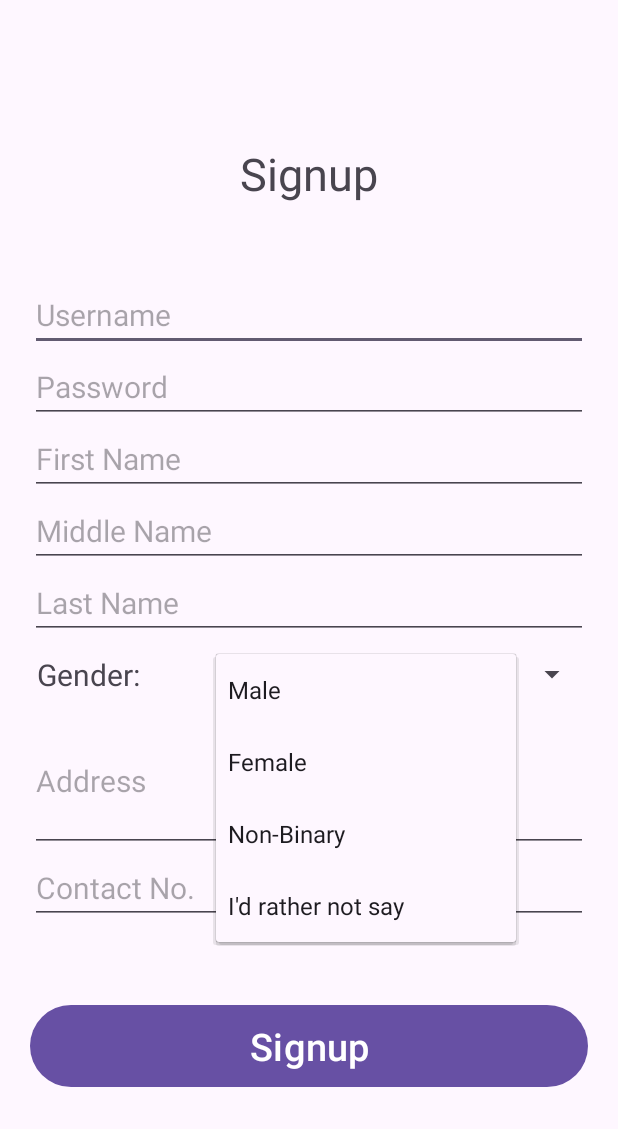
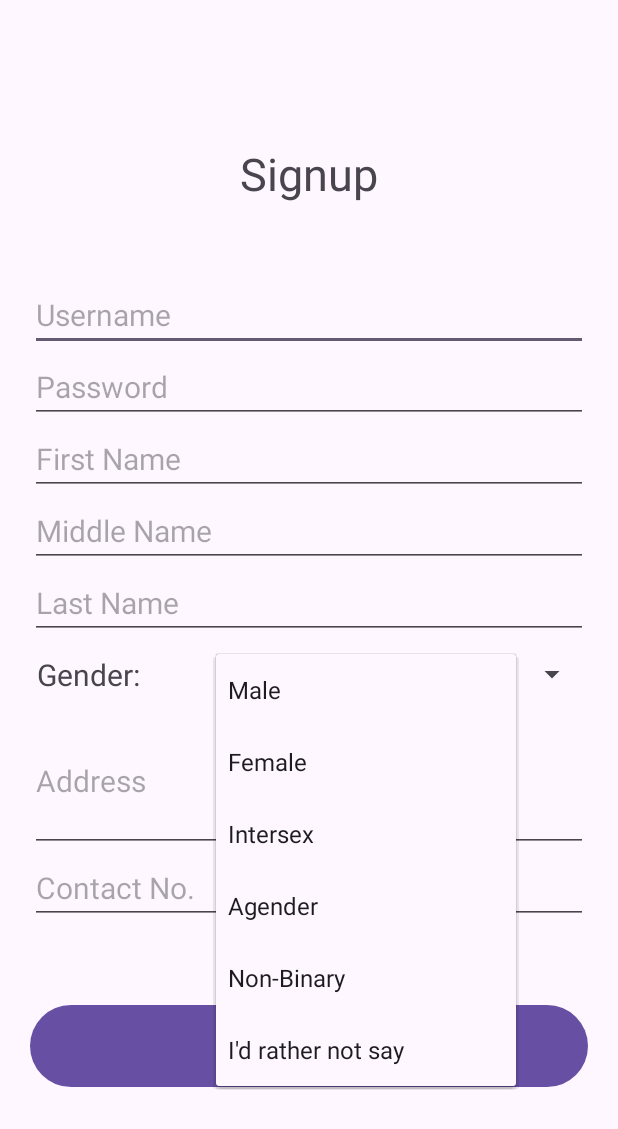
Before and after one commit to lonewanderer27/Dashboard, an Android app: the Signup screen opened directly, with no data from a screen before it, after a tap on "Male", on a phone screen of 412 x 824 dp. Shown: the top 1129 px of the screen. Run offline under Robolectric (Android 15) with nearby library versions, the phone set to English and light mode, and no system bars.

Commit message:
ui: add more gender options

```diff
--- a/app/src/main/res/values/strings.xml
+++ b/app/src/main/res/values/strings.xml
@@ -3,6 +3,8 @@
     <string-array name="genders">
         <item>Male</item>
         <item>Female</item>
+        <item>Intersex</item>
+        <item>Agender</item>
         <item>Non-Binary</item>
         <item>I\'d rather not say</item>
     </string-array>
```
